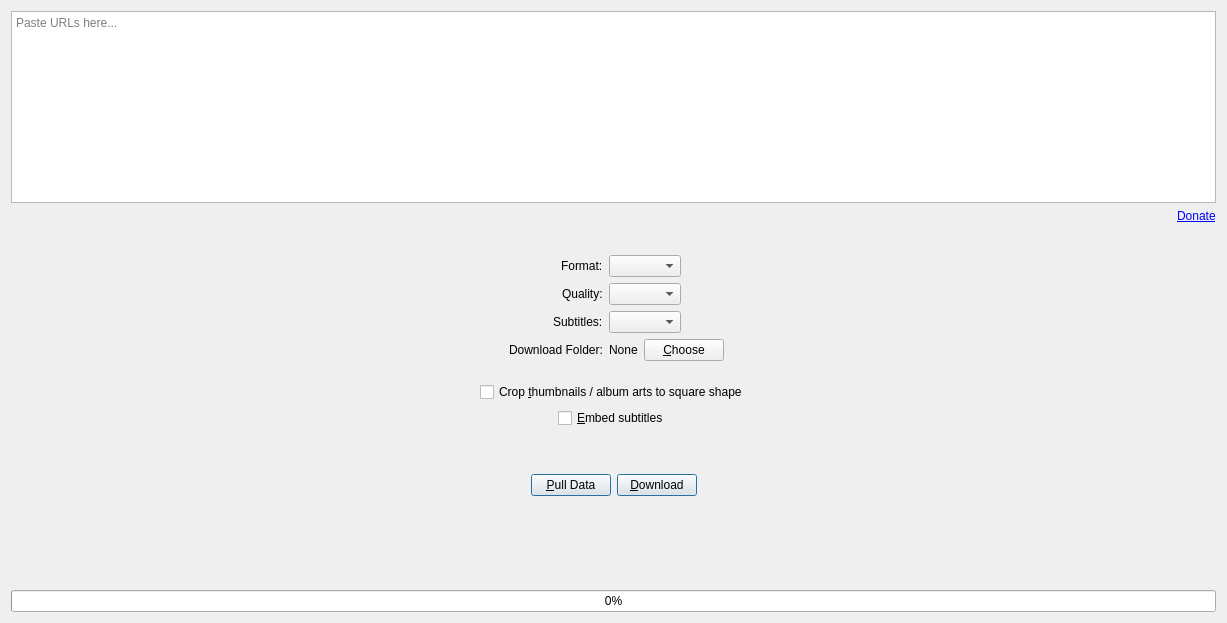
This is src/media_downloader/ui/tab.ui in markop404/media-downloader as Qt 5 draws it before an edit. The edited form follows.
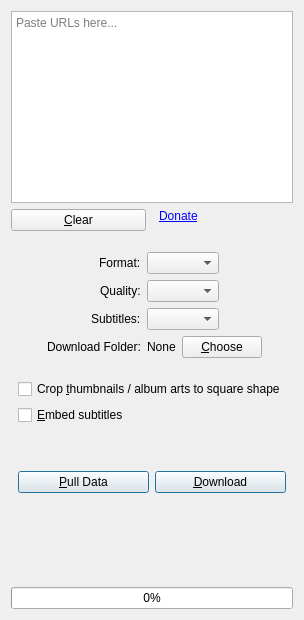
This is the edited form. Icons and pictures are not drawn. Custom widgets are drawn as their Qt base class.

Patch:
```diff
--- a/src/media_downloader/ui/tab.ui
+++ b/src/media_downloader/ui/tab.ui
@@ -11,18 +11,25 @@
     </widget>
    </item>
    <item>
-    <layout class="QHBoxLayout" name="donationLayout">
+    <layout class="QHBoxLayout" name="horizontalLayout_2">
+     <item>
+      <widget class="QPushButton" name="pushButton">
+       <property name="focusPolicy">
+        <enum>Qt::FocusPolicy::NoFocus</enum>
+       </property>
+       <property name="text">
+        <string>&amp;Clear</string>
+       </property>
+       <property name="icon">
+        <iconset theme="edit-clear"/>
+       </property>
+      </widget>
+     </item>
      <item>
       <spacer name="horizontalSpacer1">
        <property name="orientation">
         <enum>Qt::Orientation::Horizontal</enum>
        </property>
-       <property name="sizeHint" stdset="0">
-        <size>
-         <width>1166</width>
-         <height>40</height>
-        </size>
-       </property>
       </spacer>
      </item>
      <item>
@@ -43,6 +50,25 @@
      </item>
     </layout>
    </item>
+   <item>
+    <spacer name="verticalSpacer">
+     <property name="focusPolicy">
+      <enum>Qt::FocusPolicy::NoFocus</enum>
+     </property>
+     <property name="orientation">
+      <enum>Qt::Orientation::Vertical</enum>
+     </property>
+     <property name="sizeType">
+      <enum>QSizePolicy::Policy::Fixed</enum>
+     </property>
+     <property name="sizeHint" stdset="0">
+      <size>
+       <width>0</width>
+       <height>15</height>
+      </size>
+     </property>
+    </spacer>
+   </item>
    <item>
     <layout class="QFormLayout" name="downloadOptionsLayout">
      <property name="fieldGrowthPolicy">
@@ -162,11 +188,14 @@
    <item>
     <spacer name="horizontalSpacer2">
      <property name="orientation">
-      <enum>Qt::Orientation::Horizontal</enum>
+      <enum>Qt::Orientation::Vertical</enum>
+     </property>
+     <property name="sizeType">
+      <enum>QSizePolicy::Policy::Fixed</enum>
      </property>
      <property name="sizeHint" stdset="0">
       <size>
-       <width>697</width>
+       <width>0</width>
        <height>15</height>
       </size>
      </property>
@@ -179,12 +208,6 @@
        <property name="orientation">
         <enum>Qt::Orientation::Horizontal</enum>
        </property>
-       <property name="sizeHint" stdset="0">
-        <size>
-         <width>40</width>
-         <height>20</height>
-        </size>
-       </property>
       </spacer>
      </item>
      <item>
@@ -205,12 +228,6 @@
        <property name="orientation">
         <enum>Qt::Orientation::Horizontal</enum>
        </property>
-       <property name="sizeHint" stdset="0">
-        <size>
-         <width>40</width>
-         <height>20</height>
-        </size>
-       </property>
       </spacer>
      </item>
     </layout>
@@ -222,12 +239,6 @@
        <property name="orientation">
         <enum>Qt::Orientation::Horizontal</enum>
        </property>
-       <property name="sizeHint" stdset="0">
-        <size>
-         <width>40</width>
-         <height>20</height>
-        </size>
-       </property>
       </spacer>
      </item>
      <item>
@@ -248,12 +259,6 @@
        <property name="orientation">
         <enum>Qt::Orientation::Horizontal</enum>
        </property>
-       <property name="sizeHint" stdset="0">
-        <size>
-         <width>40</width>
-         <height>20</height>
-        </size>
-       </property>
       </spacer>
      </item>
     </layout>
@@ -261,11 +266,14 @@
    <item>
     <spacer name="horizontalSpacer7">
      <property name="orientation">
-      <enum>Qt::Orientation::Horizontal</enum>
+      <enum>Qt::Orientation::Vertical</enum>
+     </property>
+     <property name="sizeType">
+      <enum>QSizePolicy::Policy::Fixed</enum>
      </property>
      <property name="sizeHint" stdset="0">
       <size>
-       <width>697</width>
+       <width>0</width>
        <height>40</height>
       </size>
      </property>
@@ -278,12 +286,6 @@
        <property name="orientation">
         <enum>Qt::Orientation::Horizontal</enum>
        </property>
-       <property name="sizeHint" stdset="0">
-        <size>
-         <width>40</width>
-         <height>20</height>
-        </size>
-       </property>
       </spacer>
      </item>
      <item>
@@ -329,12 +331,6 @@
        <property name="orientation">
         <enum>Qt::Orientation::Horizontal</enum>
        </property>
-       <property name="sizeHint" stdset="0">
-        <size>
-         <width>40</width>
-         <height>20</height>
-        </size>
-       </property>
       </spacer>
      </item>
     </layout>
@@ -342,11 +338,14 @@
    <item>
     <spacer name="horizontalSpacer10">
      <property name="orientation">
-      <enum>Qt::Orientation::Horizontal</enum>
+      <enum>Qt::Orientation::Vertical</enum>
+     </property>
+     <property name="sizeType">
+      <enum>QSizePolicy::Policy::Fixed</enum>
      </property>
      <property name="sizeHint" stdset="0">
       <size>
-       <width>697</width>
+       <width>0</width>
        <height>60</height>
       </size>
      </property>
@@ -359,12 +358,6 @@
        <property name="orientation">
         <enum>Qt::Orientation::Horizontal</enum>
        </property>
-       <property name="sizeHint" stdset="0">
-        <size>
-         <width>40</width>
-         <height>20</height>
-        </size>
-       </property>
       </spacer>
      </item>
      <item>
@@ -385,7 +378,7 @@
        <property name="sizeHint" stdset="0">
         <size>
          <width>3</width>
-         <height>20</height>
+         <height>0</height>
         </size>
        </property>
       </spacer>
@@ -407,12 +400,6 @@
        <property name="orientation">
         <enum>Qt::Orientation::Horizontal</enum>
        </property>
-       <property name="sizeHint" stdset="0">
-        <size>
-         <width>40</width>
-         <height>20</height>
-        </size>
-       </property>
       </spacer>
      </item>
     </layout>
```
